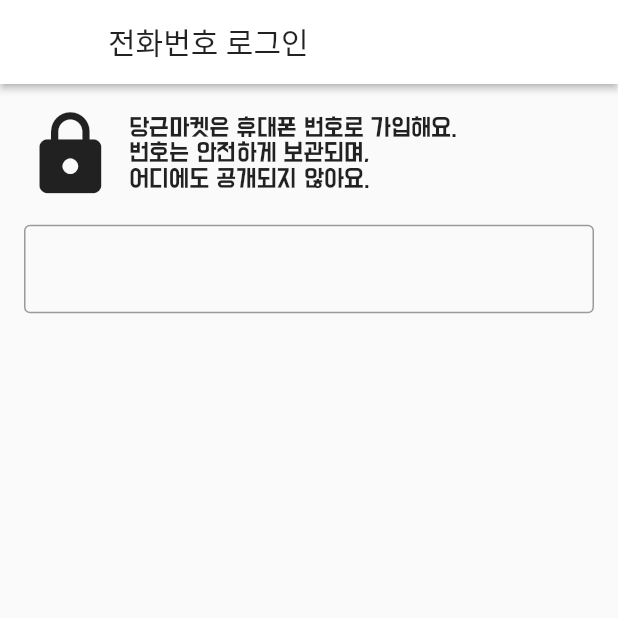
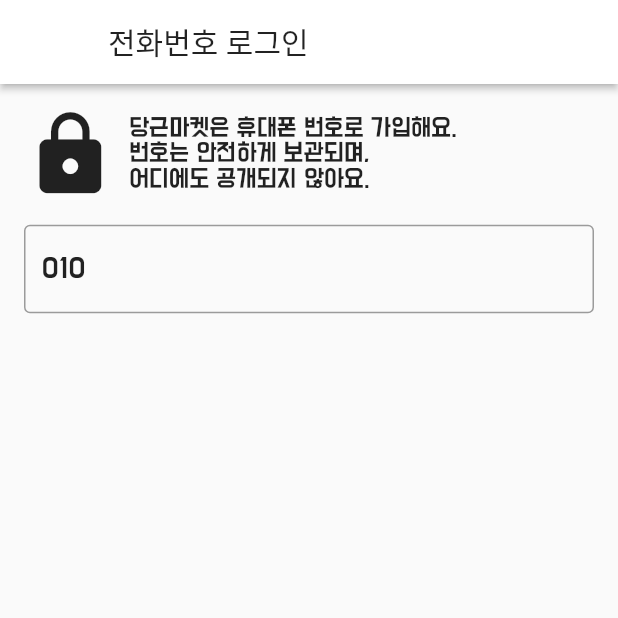
Before and after one commit to reload1bronze/carrot_market_clone, a Flutter app: the screen it shows after launch, swiped to page 3, on a phone screen of 412 x 824 dp, the top half of it. Run offline on Flutter 3.47's test engine with Material 2 defaults, Android fonts, the phone set to English and light mode, and no system bars; our stand-ins replace extended_image, flutter_multi_formatter, logger.

```diff
--- a/lib/screens/signin_screen.dart
+++ b/lib/screens/signin_screen.dart
@@ -1,4 +1,5 @@
 import 'package:flutter/material.dart';
+import 'package:flutter_multi_formatter/flutter_multi_formatter.dart';
 
 import '../constants/common_size.dart';
 
@@ -8,6 +9,9 @@ class SigninScreen extends StatelessWidget {
   final inputBorder = OutlineInputBorder(
     borderSide: BorderSide(color: Colors.grey),
   );
+
+  TextEditingController _textEditingController =
+      TextEditingController(text: '010');
 
   @override
   Widget build(BuildContext context) {
@@ -46,6 +50,11 @@ class SigninScreen extends StatelessWidget {
                   height: k_padding,
                 ),
                 TextFormField(
+                  controller: _textEditingController,
+                  keyboardType: TextInputType.phone,
+                  inputFormatters: [
+                    MaskedInputFormatter('000 0000 0000'),
+                  ],
                   decoration: InputDecoration(
                     border: inputBorder,
                     focusedBorder: inputBorder,
```
